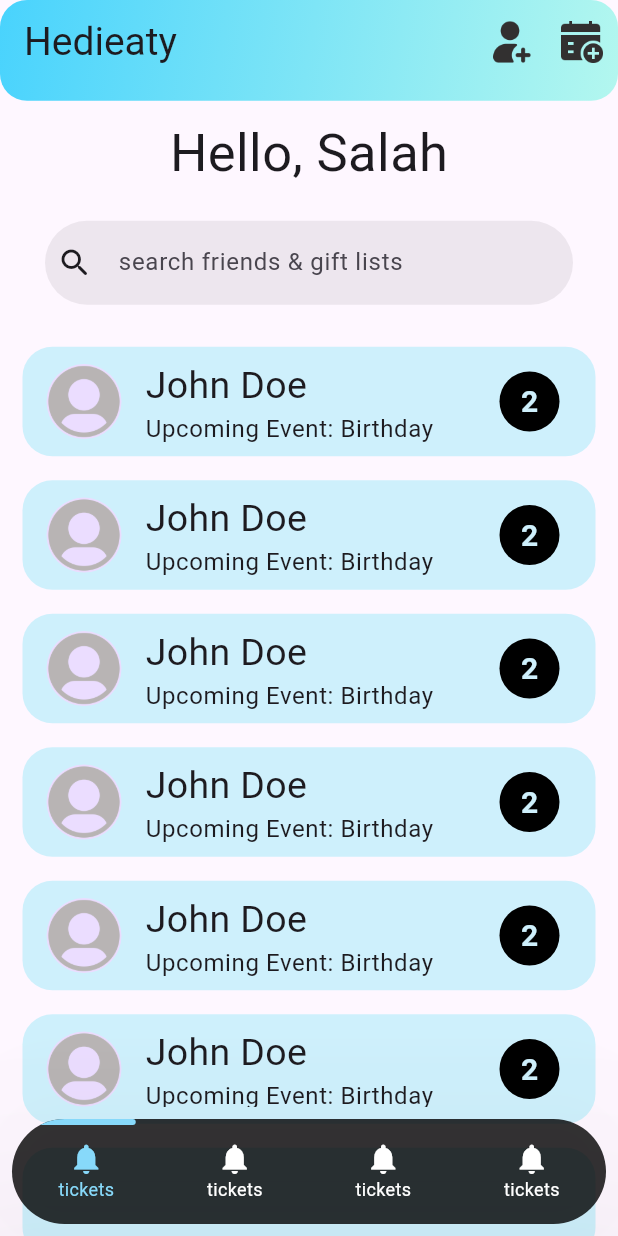
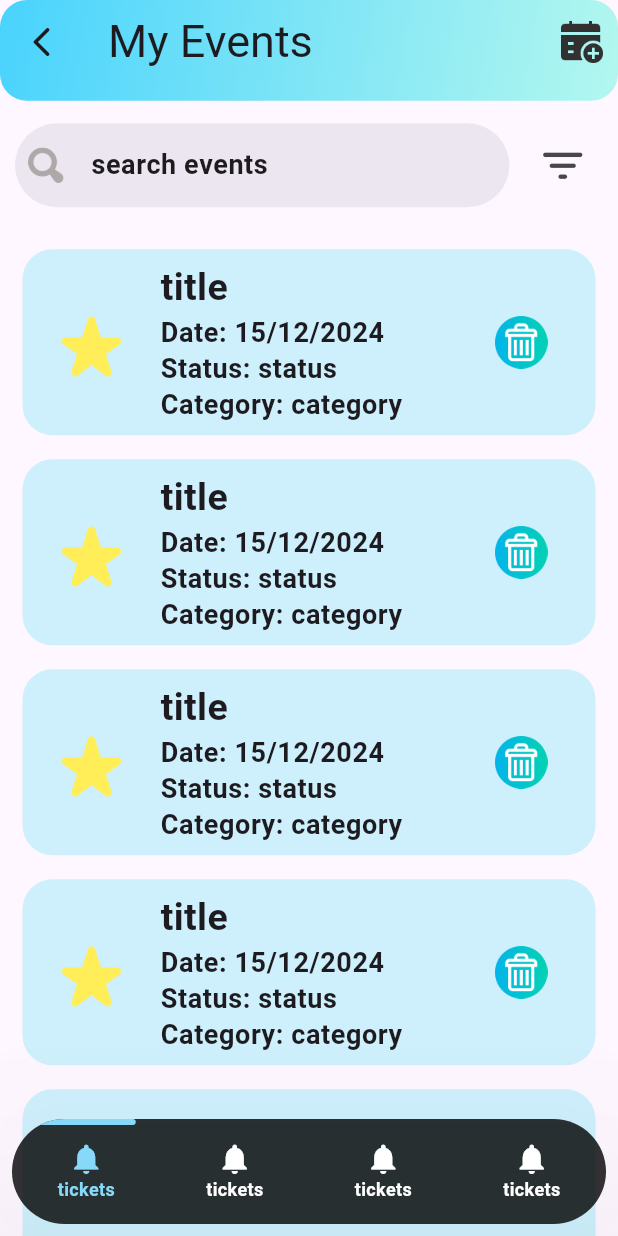
Before and after one commit to SG2505/Hedieaty-Mobile-Project, a Flutter app: the screen it shows after launch, after a tap on "John Doe", on a phone screen of 412 x 824 dp. Run offline on Flutter 3.47's test engine with Material 3 defaults, Android fonts, the phone set to English and light mode, and no system bars; drawn by our look-alikes of flutter_snake_navigationbar; our stand-ins replace flutter_screenutil, go_router; Roboto replaces fonts that are missing (League Spartan, LeckerliOne).

Commit message:
modified router and theme classess, my events screen ui done, event details screen 50% ui done

```diff
--- a/lib/Config/router.dart
+++ b/lib/Config/router.dart
@@ -0,0 +1,36 @@
+import 'package:flutter/material.dart';
+import 'package:go_router/go_router.dart';
+import 'package:hedieaty/View/EventDetails/EventDetails.dart';
+import 'package:hedieaty/View/HomeScreen/HomeScreen.dart';
+import 'package:hedieaty/View/MyEvents/MyEvents.dart';
+
+class RouterClass {
+  static final GoRouter router = GoRouter(
+    routes: <RouteBase>[
+      // Home
+      GoRoute(
+        path: '/',
+        builder: (BuildContext context, GoRouterState state) {
+          return const Homescreen();
+        },
+        routes: <RouteBase>[
+          // MyEvents --> EventDetails
+          GoRoute(
+            path: 'MyEvents',
+            builder: (BuildContext context, GoRouterState state) {
+              return const MyEvents();
+            },
+            routes: <RouteBase>[
+              GoRoute(
+                path: 'EventDetails',
+                builder: (BuildContext context, GoRouterState state) {
+                  return const EventDetails();
+                },
+              ),
+            ],
+          ),
+        ],
+      ),
+    ],
+  );
+}
--- a/lib/Config/theme.dart
+++ b/lib/Config/theme.dart
@@ -2,7 +2,29 @@ import 'package:flutter/material.dart';
 
 class ThemeClass {
   static ThemeData theme = ThemeData(
+    textTheme: TextTheme(
+      headlineLarge: TextStyle(
+        fontSize: 30,
+        fontFamily: 'LeckerliOne',
+      ),
+      bodyLarge: TextStyle(
+          fontSize: 30,
+          fontFamily: 'League Spartan',
+          fontWeight: FontWeight.bold),
+      bodyMedium: TextStyle(
+          fontSize: 25,
+          fontFamily: 'League Spartan',
+          fontWeight: FontWeight.bold),
+      bodySmall: TextStyle(
+          fontSize: 18,
+          fontFamily: 'League Spartan',
+          fontWeight: FontWeight.bold),
+      labelMedium: TextStyle(
+          fontSize: 16,
+          fontFamily: 'League Spartan',
+          fontWeight: FontWeight.bold,
+          color: Color.fromRGBO(107, 107, 107, 1)),
+    ),
     useMaterial3: true,
-    ///////////////////////
   );
 }
--- a/lib/Shared Widgets/Home/FriendTile.dart
+++ b/lib/View/HomeScreen/FriendTile.dart
@@ -1,4 +1,5 @@
 import 'package:flutter/material.dart';
+import 'package:go_router/go_router.dart';
 
 class Friendtile extends StatelessWidget {
   final String title;
@@ -17,12 +18,13 @@ class Friendtile extends StatelessWidget {
     return Padding(
       padding: const EdgeInsets.fromLTRB(15.0, 8, 15, 8),
       child: ListTile(
-        onTap: () {},
+        onTap: () => context.go('/MyEvents'),
         shape: RoundedRectangleBorder(borderRadius: BorderRadius.circular(20)),
         tileColor: Color.fromRGBO(206, 240, 252, 1),
         leading: CircleAvatar(
           radius: 25,
           backgroundImage: AssetImage(imgPath),
+          backgroundColor: Colors.transparent,
         ),
         title: Text(
           title,
@@ -35,10 +37,10 @@ class Friendtile extends StatelessWidget {
         trailing: CircleAvatar(
           backgroundColor: Colors.black,
           child: Text(
-            '$numOfEvents',
+            numOfEvents > 999 ? "+999" : '$numOfEvents',
             style: TextStyle(
                 fontFamily: 'League Spartan',
-                fontWeight: FontWeight.bold,
+                fontWeight: FontWeight.w900,
                 fontSize: 20,
                 color: Color.fromRGBO(206, 240, 252, 1)),
           ),
--- a/lib/View/HomeScreen.dart
+++ b/lib/View/HomeScreen/HomeScreen.dart
@@ -1,7 +1,7 @@
 import 'package:flutter/material.dart';
 import 'package:flutter_snake_navigationbar/flutter_snake_navigationbar.dart';
-import 'package:hedieaty/Shared%20Widgets/App_Bar.dart';
-import 'package:hedieaty/Shared%20Widgets/Home/FriendTile.dart';
+import 'package:hedieaty/View/Widgets/AppBar.dart';
+import 'package:hedieaty/View/HomeScreen/FriendTile.dart';
 
 class Homescreen extends StatefulWidget {
   const Homescreen({super.key});
@@ -106,8 +106,15 @@ class _HomescreenState extends State<Homescreen> {
                     FocusScope.of(context).unfocus();
                   },
                   hintText: '  search friends & gift lists',
+                  hintStyle: WidgetStatePropertyAll(
+                      Theme.of(context).textTheme.bodySmall),
+                  textStyle: WidgetStatePropertyAll(
+                      Theme.of(context).textTheme.bodySmall),
                   elevation: WidgetStatePropertyAll(0),
-                  leading: Icon(Icons.search_rounded),
+                  leading: Image.asset(
+                      width: 25,
+                      height: 25,
+                      'assets/icons/HomeScreenIcons/search.png'),
                   trailing: [
                     searchBarController.text != ''
                         ? IconButton(
@@ -116,7 +123,7 @@ class _HomescreenState extends State<Homescreen> {
                                 searchBarController.clear();
                               });
                             },
-                            icon: Icon(Icons.close_rounded))
+                            icon: Icon(Icons.cancel))
                         : Container()
                   ],
                 ),
@@ -128,46 +135,12 @@ class _HomescreenState extends State<Homescreen> {
                 shrinkWrap: true,
                 physics: NeverScrollableScrollPhysics(),
                 children: [
-                  Friendtile(
-                      title: 'John Doe',
-                      subtitle: 'Upcoming Event: Birthday',
-                      imgPath: 'assets/icons/HomeScreenIcons/user_avatar.png',
-                      numOfEvents: 2),
-                  Friendtile(
-                      title: 'John Doe',
-                      subtitle: 'Upcoming Event: Birthday',
-                      imgPath: 'assets/icons/HomeScreenIcons/user_avatar.png',
-                      numOfEvents: 2),
-                  Friendtile(
-                      title: 'John Doe',
-                      subtitle: 'Upcoming Event: Birthday',
-                      imgPath: 'assets/icons/HomeScreenIcons/user_avatar.png',
-                      numOfEvents: 2),
-                  Friendtile(
-                      title: 'John Doe',
-                      subtitle: 'Upcoming Event: Birthday',
-                      imgPath: 'assets/icons/HomeScreenIcons/user_avatar.png',
-                      numOfEvents: 2),
-                  Friendtile(
-                      title: 'John Doe',
-                      subtitle: 'Upcoming Event: Birthday',
-                      imgPath: 'assets/icons/HomeScreenIcons/user_avatar.png',
-                      numOfEvents: 2),
-                  Friendtile(
-                      title: 'John Doe',
-                      subtitle: 'Upcoming Event: Birthday',
-                      imgPath: 'assets/icons/HomeScreenIcons/user_avatar.png',
-                      numOfEvents: 2),
-                  Friendtile(
-                      title: 'John Doe',
-                      subtitle: 'Upcoming Event: Birthday',
-                      imgPath: 'assets/icons/HomeScreenIcons/user_avatar.png',
-                      numOfEvents: 2),
-                  Friendtile(
-                      title: 'John Doe',
-                      subtitle: 'Upcoming Event: Birthday',
-                      imgPath: 'assets/icons/HomeScreenIcons/user_avatar.png',
-                      numOfEvents: 2),
+                  for (var i = 1; i < 16; i++)
+                    Friendtile(
+                        title: 'John Doe',
+                        subtitle: 'Upcoming: Birthday',
+                        imgPath: 'assets/icons/HomeScreenIcons/user_avatar.png',
+                        numOfEvents: i),
                 ],
               ),
             ],
--- /dev/null
+++ b/lib/View/MyEvents/EventTile.dart
@@ -0,0 +1,55 @@
+import 'package:flutter/material.dart';
+import 'package:go_router/go_router.dart';
+
+class EventTile extends StatelessWidget {
+  final String title;
+  final String date;
+  final String category;
+  final String status;
+  final String imgPath;
+  const EventTile(
+      {super.key,
+      required this.title,
+      required this.imgPath,
+      required this.date,
+      required this.category,
+      required this.status});
+
+  @override
+  Widget build(BuildContext context) {
+    return Padding(
+      padding: EdgeInsets.fromLTRB(15.0, 8, 15, 8),
+      child: ListTile(
+        title: Text(
+          title,
+          style: Theme.of(context).textTheme.bodyMedium,
+        ),
+        shape: RoundedRectangleBorder(borderRadius: BorderRadius.circular(20)),
+        tileColor: Color.fromRGBO(206, 240, 252, 1),
+        subtitle: Text(
+          'Date: $date\nStatus: $status\nCategory: $category',
+          style: Theme.of(context).textTheme.bodySmall,
+        ),
+        leading: imgPath == ''
+            ? Icon(
+                Icons.star_rate_rounded,
+                color: Colors.yellow.shade400,
+                size: 60,
+              )
+            : Image.asset(
+                imgPath,
+                width: 35,
+                height: 35,
+              ),
+        trailing: IconButton(
+            onPressed: () {},
+            icon: Image.asset(
+              'assets/icons/EventScreenIcons/delete.png',
+              width: 35,
+              height: 35,
+            )),
+        onTap: () => context.go('/MyEvents/EventDetails'),
+      ),
+    );
+  }
+}
--- /dev/null
+++ b/lib/View/MyEvents/MyEvents.dart
@@ -0,0 +1,141 @@
+import 'package:flutter/material.dart';
+import 'package:flutter_snake_navigationbar/flutter_snake_navigationbar.dart';
+import 'package:hedieaty/View/Widgets/AppBar.dart';
+import 'package:hedieaty/View/MyEvents/EventTile.dart';
+
+class MyEvents extends StatefulWidget {
+  const MyEvents({super.key});
+
+  @override
+  State<MyEvents> createState() => _MyEventsState();
+}
+
+class _MyEventsState extends State<MyEvents> {
+  TextEditingController searchBarController = TextEditingController();
+  int currentIndex = 0;
+  @override
+  Widget build(BuildContext context) {
+    return Scaffold(
+        appBar: CustomAppBar(
+          title: 'My Events',
+          isTherebackButton: true,
+          appBarActions: [
+            IconButton(
+                tooltip: 'Add Event',
+                onPressed: () {},
+                icon: Image.asset(
+                  'assets/icons/HomeScreenIcons/Add_Event.png',
+                  width: 30,
+                  height: 30,
+                )),
+          ],
+        ),
+        bottomNavigationBar: SnakeNavigationBar.color(
+          height: 70,
+          elevation: 100,
+          selectedLabelStyle:
+              TextStyle(fontSize: 12, color: Color.fromRGBO(135, 217, 250, 1)),
+          unselectedLabelStyle: TextStyle(fontSize: 12),
+          backgroundColor: Color.fromRGBO(0, 0, 0, 0.8),
+          behaviour: SnakeBarBehaviour.floating,
+          snakeShape: SnakeShape.indicator,
+          snakeViewColor: Color.fromRGBO(135, 217, 250, 1),
+          shape:
+              RoundedRectangleBorder(borderRadius: BorderRadius.circular(35)),
+          padding: EdgeInsets.all(8),
+
+          selectedItemColor: Color.fromRGBO(135, 217, 250, 1),
+          unselectedItemColor: Colors.white,
+          showUnselectedLabels: true,
+          showSelectedLabels:
+              true, // will always be false if snakeShape is circle
+
+          currentIndex: currentIndex,
+          onTap: (index) => setState(() => currentIndex = index),
+          items: [
+            BottomNavigationBarItem(
+                icon: Icon(Icons.notifications), label: 'tickets'),
+            BottomNavigationBarItem(
+                icon: Icon(Icons.notifications), label: 'tickets'),
+            BottomNavigationBarItem(
+                icon: Icon(Icons.notifications), label: 'tickets'),
+            BottomNavigationBarItem(
+                icon: Icon(Icons.notifications), label: 'tickets'),
+          ],
+        ),
+        body: SingleChildScrollView(
+          child: Column(
+            crossAxisAlignment: CrossAxisAlignment.center,
+            children: [
+              const SizedBox(
+                height: 15,
+              ),
+              Row(
+                children: [
+                  Container(
+                    margin: EdgeInsets.fromLTRB(10, 0, 0, 0),
+                    width: MediaQuery.of(context).size.width * 0.8,
+                    child: SearchBar(
+                      onChanged: (value) {
+                        //this set state is used to show and hide the x button
+                        setState(() {});
+                      },
+                      controller: searchBarController,
+                      onTapOutside: (event) {
+                        FocusScope.of(context).unfocus();
+                      },
+                      hintText: '  search events',
+                      hintStyle: WidgetStatePropertyAll(
+                          Theme.of(context).textTheme.bodySmall),
+                      textStyle: WidgetStatePropertyAll(
+                          Theme.of(context).textTheme.bodySmall),
+                      elevation: WidgetStatePropertyAll(0),
+                      leading: Image.asset(
+                          width: 25,
+                          height: 25,
+                          'assets/icons/HomeScreenIcons/search.png'),
+                      trailing: [
+                        searchBarController.text != ''
+                            ? IconButton(
+                                onPressed: () {
+                                  setState(() {
+                                    searchBarController.clear();
+                                  });
+                                },
+                                icon: Icon(Icons.cancel))
+                            : Container()
+                      ],
+                    ),
+                  ),
+                  SizedBox(
+                    width: 10,
+                  ),
+                  IconButton(
+                      onPressed: () {},
+                      icon: Icon(
+                        Icons.filter_list_rounded,
+                        size: 35,
+                      ))
+                ],
+              ),
+              SizedBox(
+                height: 20,
+              ),
+              ListView(
+                shrinkWrap: true,
+                physics: NeverScrollableScrollPhysics(),
+                children: [
+                  for (var i = 1; i < 16; i++)
+                    EventTile(
+                        title: 'title',
+                        imgPath: '',
+                        date: '15/12/2024',
+                        category: 'category',
+                        status: 'status')
+                ],
+              ),
+            ],
+          ),
+        ));
+  }
+}
--- a/lib/Shared Widgets/App_Bar.dart
+++ b/lib/View/Widgets/AppBar.dart
@@ -25,7 +25,7 @@ class CustomAppBar extends StatelessWidget implements PreferredSizeWidget {
           child: AppBar(
             title: Text(
               title,
-              style: TextStyle(fontSize: 26, fontFamily: 'LeckerliOne'),
+              style: Theme.of(context).textTheme.headlineLarge,
             ),
             backgroundColor: Colors.transparent,
             shape: RoundedRectangleBorder(
--- a/lib/main.dart
+++ b/lib/main.dart
@@ -1,5 +1,7 @@
 import 'package:flutter/material.dart';
-import 'package:hedieaty/View/HomeScreen.dart';
+import 'package:flutter_screenutil/flutter_screenutil.dart';
+import 'package:hedieaty/Config/router.dart';
+import 'package:hedieaty/Config/theme.dart';
 
 void main() {
   runApp(const MyApp());
@@ -11,17 +13,14 @@ class MyApp extends StatelessWidget {
   // This widget is the root of your application.
   @override
   Widget build(BuildContext context) {
-    return MaterialApp(
-      title: 'Hedieaty',
-      debugShowCheckedModeBanner: false,
-      theme: ThemeData(
-        textTheme: TextTheme(
-            bodyMedium: TextStyle(fontSize: 25, fontFamily: 'League Spartan'),
-            bodySmall: TextStyle(fontSize: 16, fontFamily: 'League Spartan')),
-        colorScheme: ColorScheme.fromSeed(seedColor: Colors.deepPurple),
-        useMaterial3: true,
-      ),
-      home: const Homescreen(),
+    return ScreenUtilInit(
+      designSize: Size(
+          MediaQuery.of(context).size.width, MediaQuery.of(context).size.width),
+      child: MaterialApp.router(
+          title: 'Hedieaty',
+          debugShowCheckedModeBanner: false,
+          routerConfig: RouterClass.router,
+          theme: ThemeClass.theme),
     );
   }
 }
```
Also changed, not shown: lib/Shared Widgets/App_Bar_Button.dart (deleted, +0 -35 lines), lib/View/EventDetails/EventDetails.dart (added, +108 -0 lines), pubspec.yaml (+9 -1 lines), assets/icons/EventDetailsIcons/edit.png (added), assets/icons/EventScreenIcons/delete.png (added), assets/icons/HomeScreenIcons/search.png (added), pubspec.lock.
